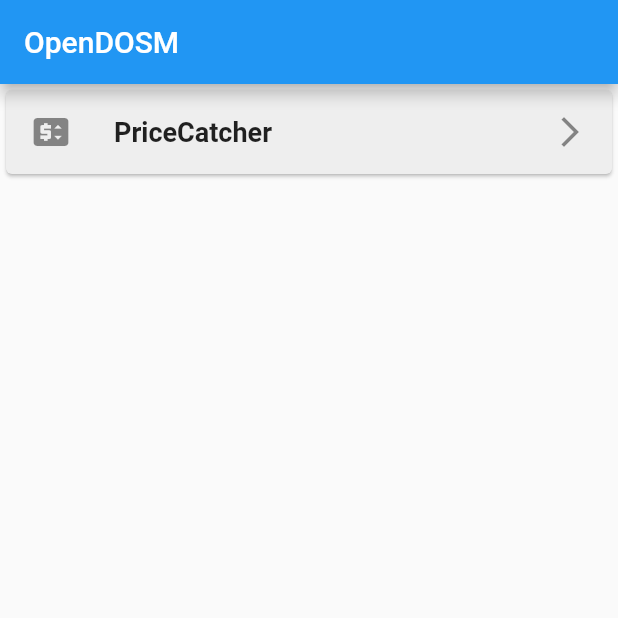
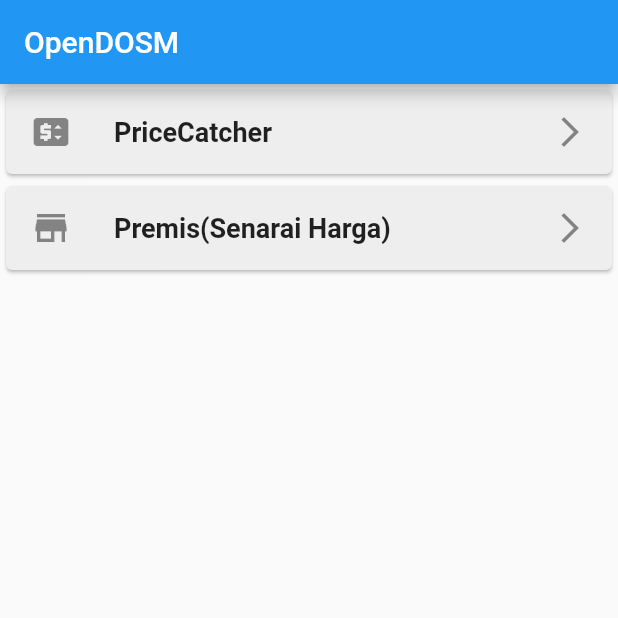
Before and after one commit to arma7x/opendosm, a Flutter app: the screen it shows after launch, on a phone screen of 412 x 824 dp, the top half of it. Run offline on Flutter 3.47's test engine with Material 2 defaults, Android fonts, the phone set to English and light mode, and no system bars; our stand-ins replace flutter_slidable, permission_handler, shared_preferences, sqlite3_flutter_libs; missing offline and left inert: idb_shim, sqlite3; network calls fail.

Commit message:
TODO: Price list by Premise

```diff
--- a/lib/main.dart
+++ b/lib/main.dart
@@ -104,6 +104,31 @@
               )
             )
           ),
+          Card(
+            color: Colors.grey[200],
+            child: Container(
+              child: ListTile(
+                leading: Icon(
+                  Icons.store,
+                  size: 28.0,
+                ),
+                trailing: const Icon(Icons.arrow_forward_ios ),
+                title: Text(
+                  "Premis(Senarai Harga)",
+                  style: TextStyle(fontWeight: FontWeight.bold, fontSize: 18),
+                ),
+                onTap: () async {
+                  Navigator.push(
+                    context,
+                    MaterialPageRoute(builder: (context) {
+                      // TODO Premises(title: "PriceCatcher", dBInstance: dBInstance);
+                      return PriceCatcherScreen(title: "PriceCatcher", dBInstance: dBInstance);
+                    }),
+                  );
+                }
+              )
+            )
+          ),
         ],
       ),
     );
```
